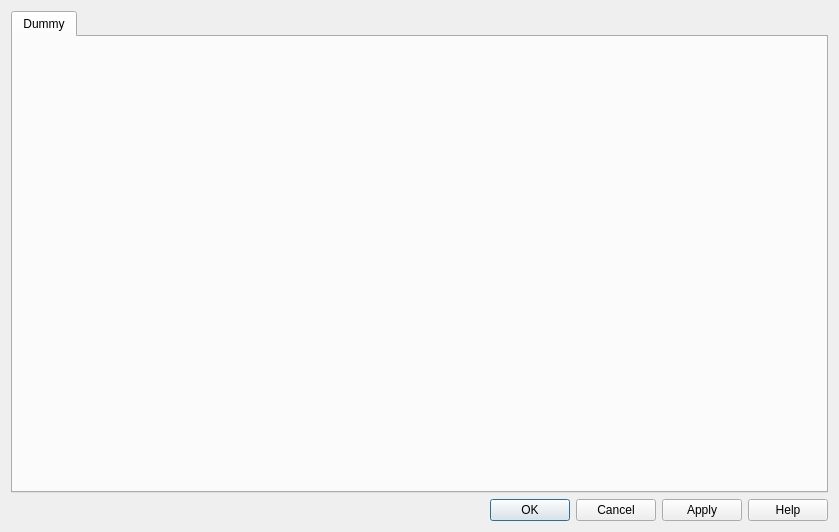
This is editdictionaries.ui in goldendict/goldendict as Qt 5 draws it before an edit. The edited form follows.
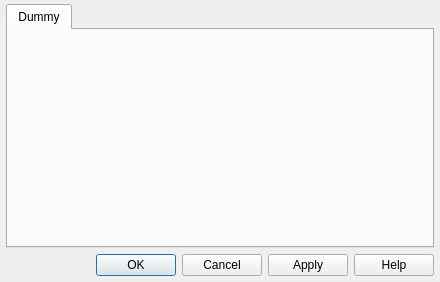
This is the edited form.

The edit to the form file:
```diff
--- a/editdictionaries.ui
+++ b/editdictionaries.ui
@@ -6,14 +6,26 @@
    <rect>
     <x>0</x>
     <y>0</y>
-    <width>839</width>
-    <height>532</height>
+    <width>440</width>
+    <height>282</height>
    </rect>
   </property>
   <property name="windowTitle">
    <string>Dictionaries</string>
   </property>
   <layout class="QVBoxLayout" name="verticalLayout">
+   <property name="leftMargin">
+    <number>6</number>
+   </property>
+   <property name="topMargin">
+    <number>4</number>
+   </property>
+   <property name="rightMargin">
+    <number>6</number>
+   </property>
+   <property name="bottomMargin">
+    <number>6</number>
+   </property>
    <item>
     <widget class="QTabWidget" name="tabs">
      <property name="currentIndex">
```
